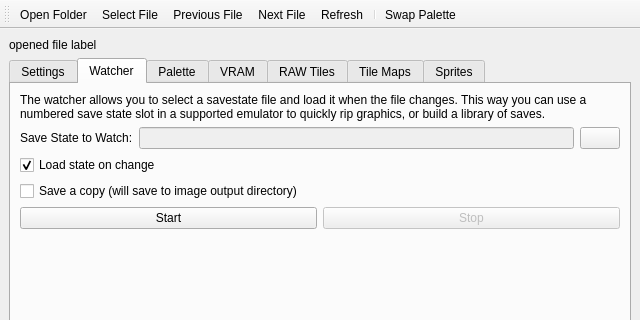
Before: the Qt Designer form qt/mainwindow.ui in Lupinzar/gssex, drawn with Qt 5; both pictures show x 0 to 640 and y 0 to 320 of the 640 by 480 pixel window.
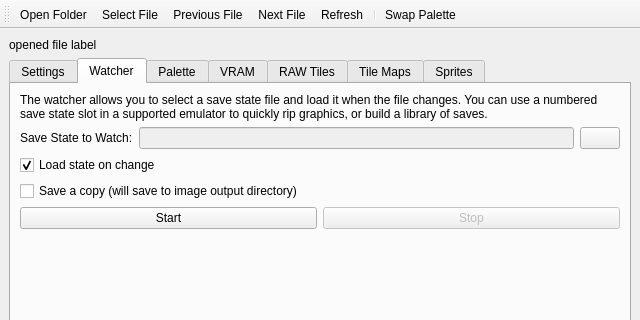
After: the same form once the commit is applied. The open tabs and pages were chosen to show the change. Icons and pictures are not drawn. Custom widgets are drawn as their Qt base class.

Commit message: watcher wording change

```diff
--- a/qt/mainwindow.ui
+++ b/qt/mainwindow.ui
@@ -194,7 +194,7 @@
         <item>
          <widget class="QLabel" name="label">
           <property name="text">
-           <string>The watcher allows you to select a savestate file and load it when the file changes. This way you can use a numbered save state slot in a supported emulator to quickly rip graphics, or build a library of saves.</string>
+           <string>The watcher allows you to select a save state file and load it when the file changes. You can use a numbered save state slot in a supported emulator to quickly rip graphics, or build a library of saves.</string>
           </property>
           <property name="wordWrap">
            <bool>true</bool>
```
The commit also changes 1 other file.
